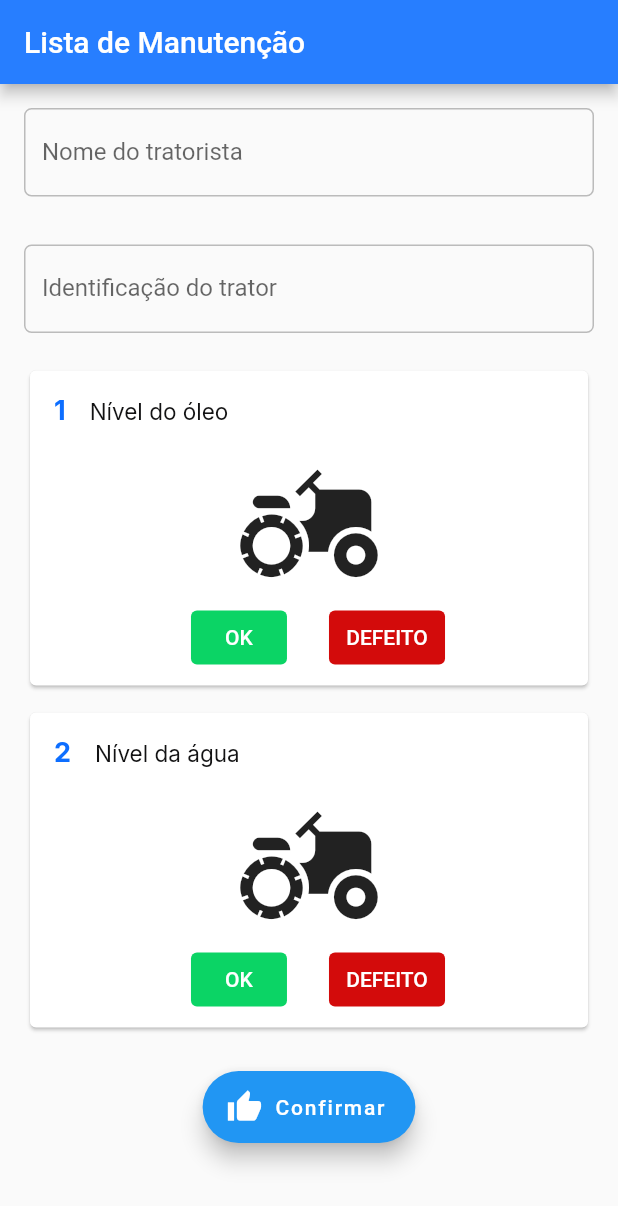
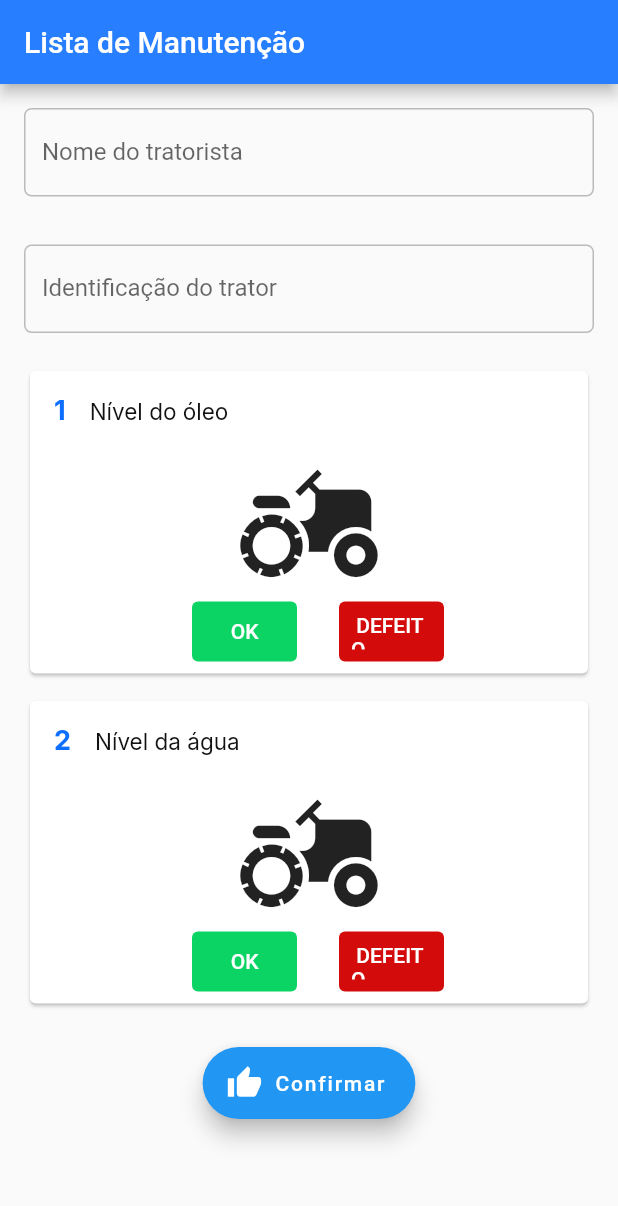
Before and after one commit to JuniorMaia2394/agricolaCheklist, a Flutter app: the screen it shows after launch, on a phone screen of 412 x 824 dp. Shown: the top 1206 px of the screen. Run offline on Flutter 3.47's test engine with Material 2 defaults, Android fonts, the light colour scheme and no system bars; our stand-ins replace google_fonts.

Commit message:
botao
feito padrao de botao

```diff
--- a/cheklist/lib/data/tractor_problems.dart
+++ b/cheklist/lib/data/tractor_problems.dart
@@ -9,6 +9,8 @@ const TRACTOR_PROBLEMS = {
   '2': const TractorProblem(
     id: '2',
     title: 'Nível da água',
-    imageURL: 'https://avatars.githubusercontent.com/u/37161267?v=4'
+    imageURL: 'https://avatars.githubusercontent.com/u/37161267?v=4',
+
+
   )
 };
--- a/cheklist/lib/home/Widgets/card/form_card.dart
+++ b/cheklist/lib/home/Widgets/card/form_card.dart
@@ -42,6 +42,9 @@ class FormCard extends StatelessWidget {
               children: <Widget>[
                 Padding(
                   padding: const EdgeInsets.symmetric(horizontal: 20),
+                  child: SizedBox(
+                    width: 70,
+                    height: 40,
                     child: TextButton(
                       child: const Text('OK'),
                       style: TextButton.styleFrom(
@@ -50,14 +53,18 @@ class FormCard extends StatelessWidget {
                       onPressed: () {/* ... */},
                     ),
                   ),
+                ),
                 const SizedBox(width: 8),
-                TextButton(
-
+                SizedBox(
+                  width: 70,
+                  height: 40,
+                  child: TextButton(
                     child: const Text(' DEFEITO '),
                     style: TextButton.styleFrom(
                         backgroundColor: AppColors.danger,
                         primary: AppColors.white),
                     onPressed: () {/* ... */},
+                  ),
                 ),
                 const SizedBox(width: 8),
               ],
```
Lines whose indentation alone changed are shown as unchanged.
